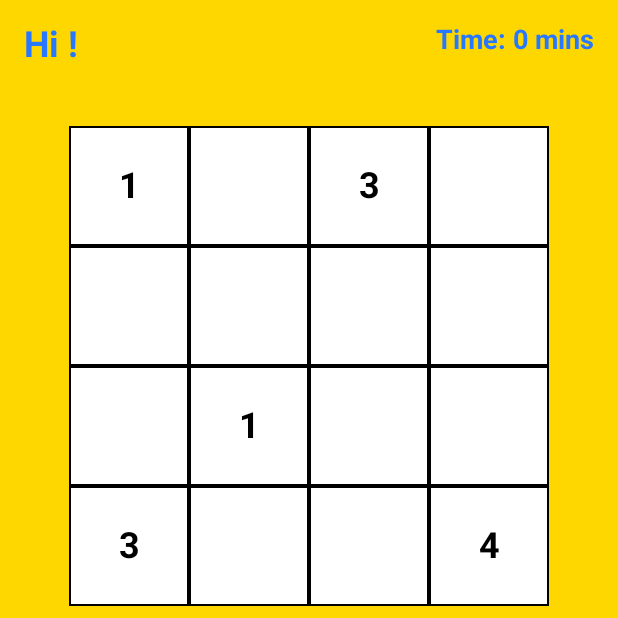
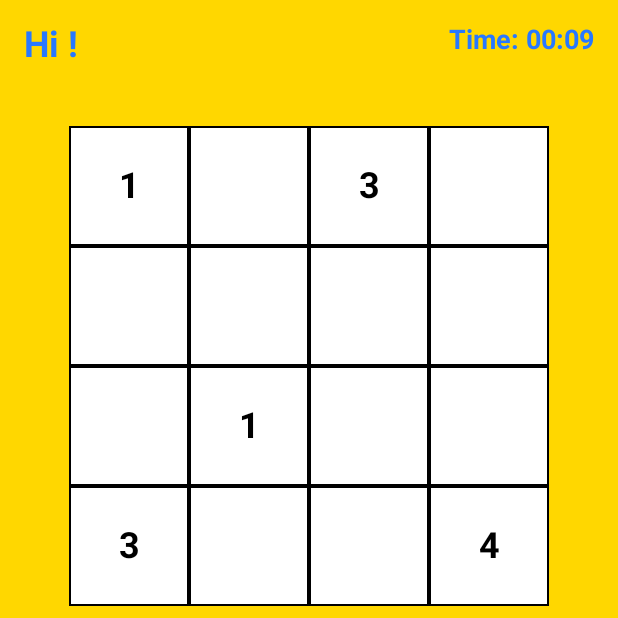
Before and after one commit to cyue49/SudokuGame4x4, an Android app built with Jetpack Compose: the screen it shows after launch (MainActivity), after a tap on "Play", on a phone screen of 412 x 824 dp, the top half of it. Run offline under Robolectric (Android 15) with nearby library versions, the phone set to English and light mode, and no system bars; our stand-ins replace Voyager.

Commit message:
updated timer

```diff
--- a/composeApp/src/commonMain/kotlin/GameBoardScreen.kt
+++ b/composeApp/src/commonMain/kotlin/GameBoardScreen.kt
@@ -33,12 +33,14 @@ data class GameBoardScreen(
     @Composable
     override fun Content() {
         var timer by remember { mutableStateOf(0) }
+        val min = timer/60
+        val sec = timer%60
         var selectedNumber by remember { mutableStateOf<Int?>(null) }
 
         LaunchedEffect(Unit) {
             while (true) {
                 delay(1000L)
-                timer++
+                timer = viewModel.getTimeElapsed().toInt()
             }
         }
 
@@ -61,7 +63,7 @@ data class GameBoardScreen(
                     color = Color(0xFF2878FF)
                 )
                 Text(
-                    text = "Time: ${timer / 60} mins",
+                    text = "Time: " + (if (min<10) "0" else "")  + min + ":" + (if (sec<10) "0" else "") + sec,
                     fontSize = 18.sp,
                     fontWeight = FontWeight.Bold,
                     color = Color(0xFF2878FF)
```
